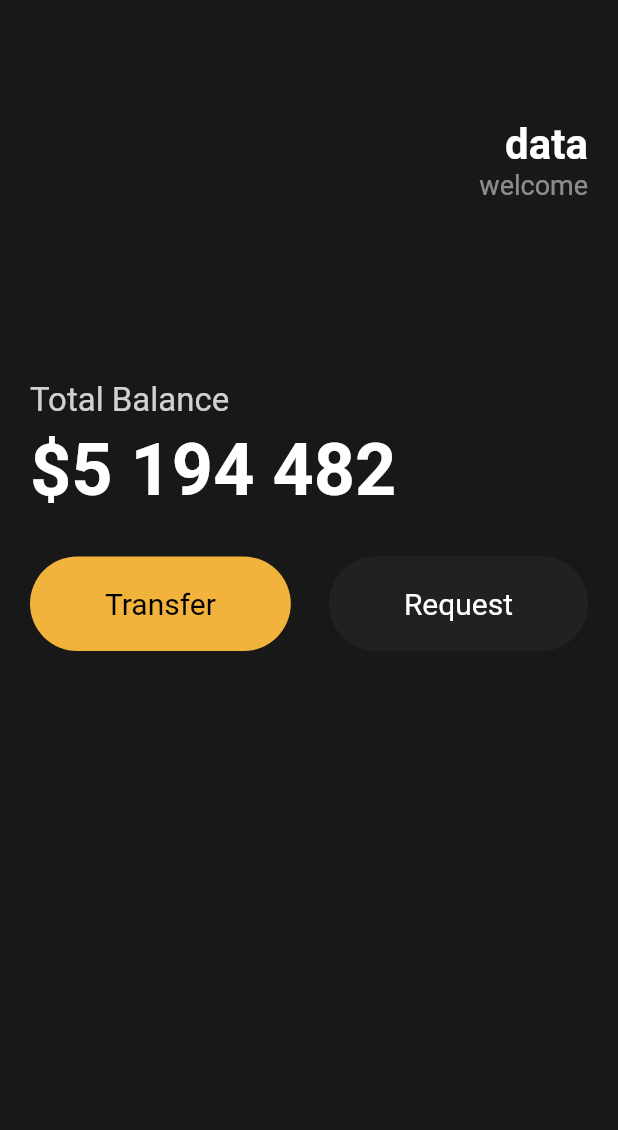
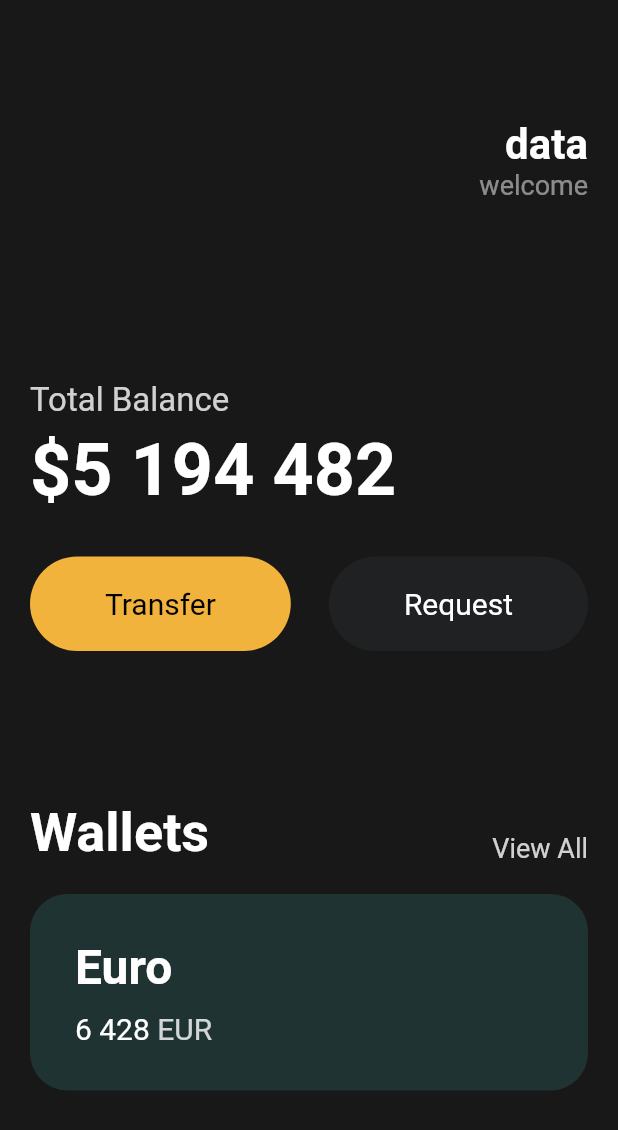
Before and after one commit to sh6137/flutter_study, a Flutter app: the screen it shows after launch, on a phone screen of 412 x 824 dp. Shown: the top 1130 px of the screen. Run offline on Flutter 3.47's test engine with Material 2 defaults, Android fonts, the phone set to English and light mode, and no system bars.

Commit message:
create : cards

```diff
--- a/lib/main.dart
+++ b/lib/main.dart
@@ -87,6 +87,80 @@ class MyApp extends StatelessWidget {
                   ),
                 ],
               ),
+              const SizedBox(
+                height: 100,
+              ),
+              Row(
+                crossAxisAlignment: CrossAxisAlignment.end,
+                mainAxisAlignment: MainAxisAlignment.spaceBetween,
+                children: [
+                  const Text(
+                    "Wallets",
+                    style: TextStyle(
+                      color: Colors.white,
+                      fontSize: 36,
+                      fontWeight: FontWeight.w600,
+                    ),
+                  ),
+                  Text(
+                    "View All",
+                    style: TextStyle(
+                        color: Colors.white.withOpacity(0.8), fontSize: 18),
+                  ),
+                ],
+              ),
+              const SizedBox(
+                height: 20,
+              ),
+              Container(
+                decoration: BoxDecoration(
+                    color: const Color(0xff1f3333),
+                    borderRadius: BorderRadius.circular(25)),
+                child: Padding(
+                  padding: const EdgeInsets.all(30),
+                  child: Row(
+                    children: [
+                      Column(
+                        crossAxisAlignment: CrossAxisAlignment.start,
+                        children: [
+                          const Text(
+                            "Euro",
+                            style: TextStyle(
+                              color: Colors.white,
+                              fontSize: 32,
+                              fontWeight: FontWeight.w600,
+                            ),
+                          ),
+                          const SizedBox(
+                            height: 10,
+                          ),
+                          Row(
+                            children: [
+                              const Text(
+                                '6 428',
+                                style: TextStyle(
+                                  color: Colors.white,
+                                  fontSize: 20,
+                                ),
+                              ),
+                              SizedBox(
+                                width: 5,
+                              ),
+                              Text(
+                                'EUR',
+                                style: TextStyle(
+                                  color: Colors.white.withOpacity(0.8),
+                                  fontSize: 20,
+                                ),
+                              ),
+                            ],
+                          ),
+                        ],
+                      ),
+                    ],
+                  ),
+                ),
+              ),
             ],
           ),
         ),
```
